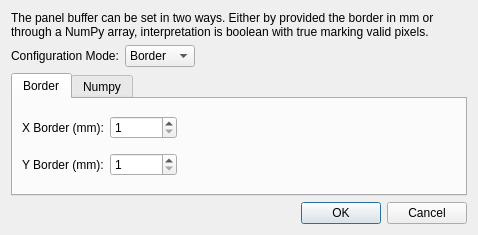
Above: hexrd/ui/resources/ui/panel_buffer_dialog.ui from HEXRD/hexrdgui before the change. Below: the same form after it.
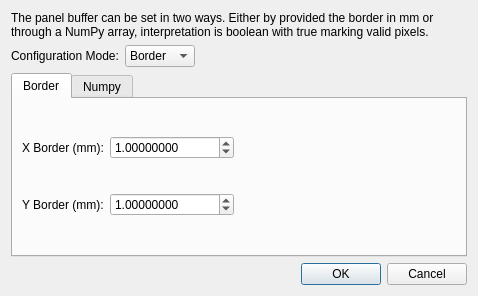
That is the form after the change. Custom widgets are drawn as their Qt base class.

Commit message:
Change panel buffer dialog borders to floats
These should have been doubles, rather than ints. This fixes the
issue.

Patch:
```diff
--- a/hexrd/ui/resources/ui/panel_buffer_dialog.ui
+++ b/hexrd/ui/resources/ui/panel_buffer_dialog.ui
@@ -7,7 +7,7 @@
     <x>0</x>
     <y>0</y>
     <width>478</width>
-    <height>235</height>
+    <height>296</height>
    </rect>
   </property>
   <property name="windowTitle">
@@ -30,29 +30,6 @@
        <string>Border</string>
       </attribute>
       <layout class="QGridLayout" name="gridLayout">
-       <item row="3" column="1">
-        <widget class="QSpinBox" name="border_y_spinbox">
-         <property name="minimum">
-          <number>1</number>
-         </property>
-         <property name="maximum">
-          <number>100000</number>
-         </property>
-         <property name="value">
-          <number>1</number>
-         </property>
-        </widget>
-       </item>
-       <item row="1" column="1">
-        <widget class="QSpinBox" name="border_x_spinbox">
-         <property name="minimum">
-          <number>1</number>
-         </property>
-         <property name="maximum">
-          <number>100000</number>
-         </property>
-        </widget>
-       </item>
        <item row="1" column="0">
         <widget class="QLabel" name="border_x_label">
          <property name="text">
@@ -80,6 +57,38 @@
          </property>
         </spacer>
        </item>
+       <item row="3" column="1">
+        <widget class="ScientificDoubleSpinBox" name="border_y_spinbox">
+         <property name="decimals">
+          <number>8</number>
+         </property>
+         <property name="minimum">
+          <double>0.000000000000000</double>
+         </property>
+         <property name="maximum">
+          <double>10000000.000000000000000</double>
+         </property>
+         <property name="value">
+          <double>1.000000000000000</double>
+         </property>
+        </widget>
+       </item>
+       <item row="1" column="1">
+        <widget class="ScientificDoubleSpinBox" name="border_x_spinbox">
+         <property name="decimals">
+          <number>8</number>
+         </property>
+         <property name="minimum">
+          <double>0.000000000000000</double>
+         </property>
+         <property name="maximum">
+          <double>10000000.000000000000000</double>
+         </property>
+         <property name="value">
+          <double>1.000000000000000</double>
+         </property>
+        </widget>
+       </item>
       </layout>
      </widget>
      <widget class="QWidget" name="numpy_tab">
@@ -177,6 +186,13 @@
    </item>
   </layout>
  </widget>
+ <customwidgets>
+  <customwidget>
+   <class>ScientificDoubleSpinBox</class>
+   <extends>QDoubleSpinBox</extends>
+   <header>scientificspinbox.py</header>
+  </customwidget>
+ </customwidgets>
  <tabstops>
   <tabstop>tab_widget</tabstop>
   <tabstop>file_name</tabstop>
```
